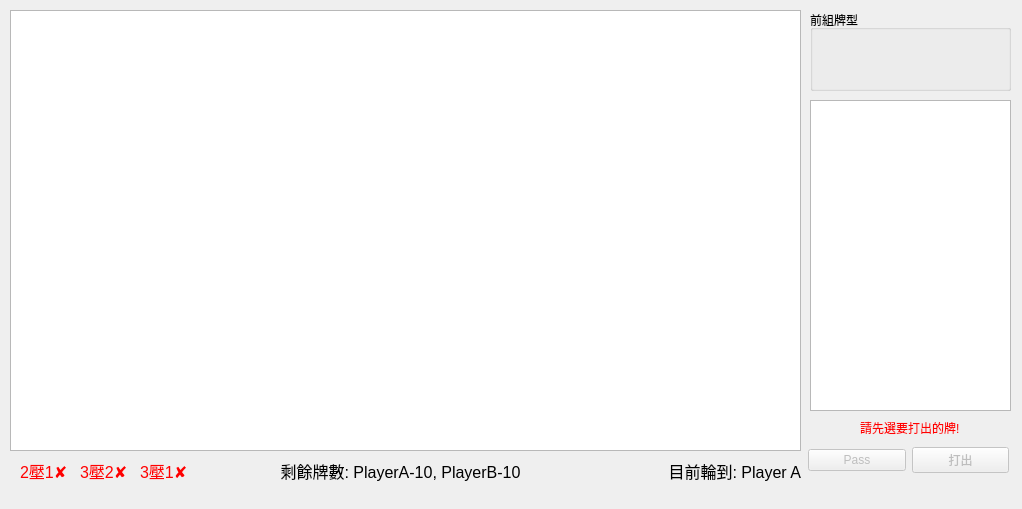
Above: mainwindow.ui from XCI9/CardGame before the change. Below: the same form after it.
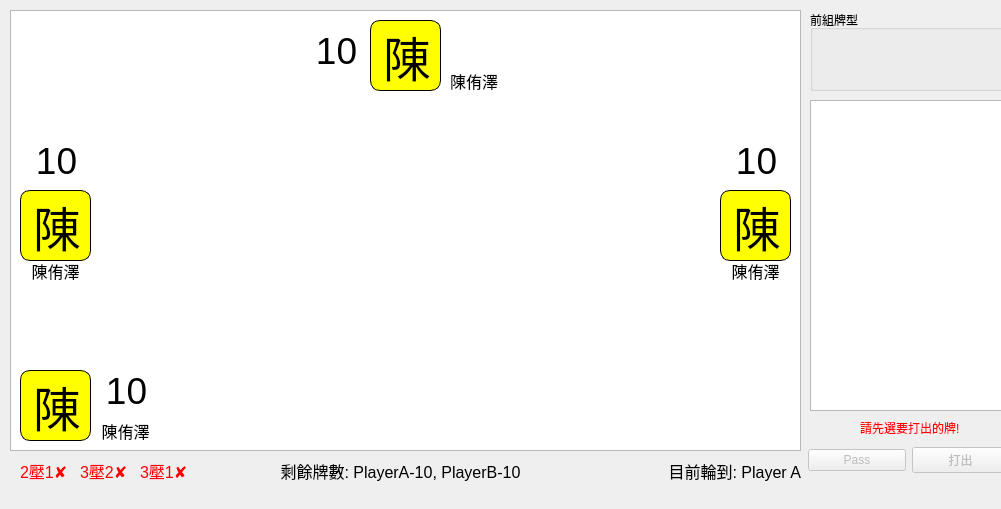
That is the form after the change.

Commit message: player icon on gui first ver.

The edit to the form file:
```diff
--- a/mainwindow.ui
+++ b/mainwindow.ui
@@ -6,7 +6,7 @@
    <rect>
     <x>0</x>
     <y>0</y>
-    <width>1022</width>
+    <width>1001</width>
     <height>509</height>
    </rect>
   </property>
@@ -29,6 +29,15 @@
     <property name="horizontalScrollBarPolicy">
      <enum>Qt::ScrollBarAlwaysOff</enum>
     </property>
+    <property name="backgroundBrush">
+     <brush brushstyle="SolidPattern">
+      <color alpha="255">
+       <red>0</red>
+       <green>255</green>
+       <blue>255</blue>
+      </color>
+     </brush>
+    </property>
    </widget>
    <widget class="QListView" name="card_selector">
     <property name="geometry">
@@ -238,6 +247,258 @@
      <set>Qt::AlignCenter</set>
     </property>
    </widget>
+   <widget class="QLabel" name="player1_icon">
+    <property name="geometry">
+     <rect>
+      <x>20</x>
+      <y>190</y>
+      <width>71</width>
+      <height>71</height>
+     </rect>
+    </property>
+    <property name="font">
+     <font>
+      <pointsize>36</pointsize>
+     </font>
+    </property>
+    <property name="styleSheet">
+     <string notr="true">QLabel{border: 1px solid black; border-radius: 10px;background-color: #ff0}</string>
+    </property>
+    <property name="text">
+     <string>陳</string>
+    </property>
+   </widget>
+   <widget class="QLabel" name="player1_name">
+    <property name="geometry">
+     <rect>
+      <x>20</x>
+      <y>260</y>
+      <width>71</width>
+      <height>21</height>
+     </rect>
+    </property>
+    <property name="font">
+     <font>
+      <pointsize>12</pointsize>
+     </font>
+    </property>
+    <property name="text">
+     <string>陳侑澤</string>
+    </property>
+    <property name="alignment">
+     <set>Qt::AlignCenter</set>
+    </property>
+   </widget>
+   <widget class="QLabel" name="player1_hand_count">
+    <property name="geometry">
+     <rect>
+      <x>30</x>
+      <y>140</y>
+      <width>53</width>
+      <height>41</height>
+     </rect>
+    </property>
+    <property name="font">
+     <font>
+      <pointsize>28</pointsize>
+     </font>
+    </property>
+    <property name="text">
+     <string>10</string>
+    </property>
+    <property name="alignment">
+     <set>Qt::AlignCenter</set>
+    </property>
+   </widget>
+   <widget class="QLabel" name="player2_icon">
+    <property name="geometry">
+     <rect>
+      <x>370</x>
+      <y>20</y>
+      <width>71</width>
+      <height>71</height>
+     </rect>
+    </property>
+    <property name="font">
+     <font>
+      <pointsize>36</pointsize>
+     </font>
+    </property>
+    <property name="styleSheet">
+     <string notr="true">QLabel{border: 1px solid black; border-radius: 10px;background-color: #ff0}</string>
+    </property>
+    <property name="text">
+     <string>陳</string>
+    </property>
+   </widget>
+   <widget class="QLabel" name="player2_name">
+    <property name="geometry">
+     <rect>
+      <x>450</x>
+      <y>70</y>
+      <width>71</width>
+      <height>21</height>
+     </rect>
+    </property>
+    <property name="font">
+     <font>
+      <pointsize>12</pointsize>
+     </font>
+    </property>
+    <property name="text">
+     <string>陳侑澤</string>
+    </property>
+    <property name="alignment">
+     <set>Qt::AlignLeading|Qt::AlignLeft|Qt::AlignVCenter</set>
+    </property>
+   </widget>
+   <widget class="QLabel" name="player2_hand_count">
+    <property name="geometry">
+     <rect>
+      <x>310</x>
+      <y>30</y>
+      <width>53</width>
+      <height>41</height>
+     </rect>
+    </property>
+    <property name="font">
+     <font>
+      <pointsize>28</pointsize>
+     </font>
+    </property>
+    <property name="text">
+     <string>10</string>
+    </property>
+    <property name="alignment">
+     <set>Qt::AlignCenter</set>
+    </property>
+   </widget>
+   <widget class="QLabel" name="player3_hand_count">
+    <property name="geometry">
+     <rect>
+      <x>730</x>
+      <y>140</y>
+      <width>53</width>
+      <height>41</height>
+     </rect>
+    </property>
+    <property name="font">
+     <font>
+      <pointsize>28</pointsize>
+     </font>
+    </property>
+    <property name="text">
+     <string>10</string>
+    </property>
+    <property name="alignment">
+     <set>Qt::AlignCenter</set>
+    </property>
+   </widget>
+   <widget class="QLabel" name="player3_icon">
+    <property name="geometry">
+     <rect>
+      <x>720</x>
+      <y>190</y>
+      <width>71</width>
+      <height>71</height>
+     </rect>
+    </property>
+    <property name="font">
+     <font>
+      <pointsize>36</pointsize>
+     </font>
+    </property>
+    <property name="styleSheet">
+     <string notr="true">QLabel{border: 1px solid black; border-radius: 10px;background-color: #ff0}</string>
+    </property>
+    <property name="text">
+     <string>陳</string>
+    </property>
+   </widget>
+   <widget class="QLabel" name="player3_name">
+    <property name="geometry">
+     <rect>
+      <x>720</x>
+      <y>260</y>
+      <width>71</width>
+      <height>21</height>
+     </rect>
+    </property>
+    <property name="font">
+     <font>
+      <pointsize>12</pointsize>
+     </font>
+    </property>
+    <property name="text">
+     <string>陳侑澤</string>
+    </property>
+    <property name="alignment">
+     <set>Qt::AlignCenter</set>
+    </property>
+   </widget>
+   <widget class="QLabel" name="player1_name_2">
+    <property name="geometry">
+     <rect>
+      <x>90</x>
+      <y>420</y>
+      <width>71</width>
+      <height>21</height>
+     </rect>
+    </property>
+    <property name="font">
+     <font>
+      <pointsize>12</pointsize>
+     </font>
+    </property>
+    <property name="text">
+     <string>陳侑澤</string>
+    </property>
+    <property name="alignment">
+     <set>Qt::AlignCenter</set>
+    </property>
+   </widget>
+   <widget class="QLabel" name="player1_icon_2">
+    <property name="geometry">
+     <rect>
+      <x>20</x>
+      <y>370</y>
+      <width>71</width>
+      <height>71</height>
+     </rect>
+    </property>
+    <property name="font">
+     <font>
+      <pointsize>36</pointsize>
+     </font>
+    </property>
+    <property name="styleSheet">
+     <string notr="true">QLabel{border: 1px solid black; border-radius: 10px;background-color: #ff0}</string>
+    </property>
+    <property name="text">
+     <string>陳</string>
+    </property>
+   </widget>
+   <widget class="QLabel" name="player1_hand_count_2">
+    <property name="geometry">
+     <rect>
+      <x>100</x>
+      <y>370</y>
+      <width>53</width>
+      <height>41</height>
+     </rect>
+    </property>
+    <property name="font">
+     <font>
+      <pointsize>28</pointsize>
+     </font>
+    </property>
+    <property name="text">
+     <string>10</string>
+    </property>
+    <property name="alignment">
+     <set>Qt::AlignCenter</set>
+    </property>
+   </widget>
   </widget>
   <widget class="QMenuBar" name="menubar">
    <property name="geometry">
```
Left out of the diff: 2 changed lines with no effect on the pictures. The commit also changes 3 other files.
